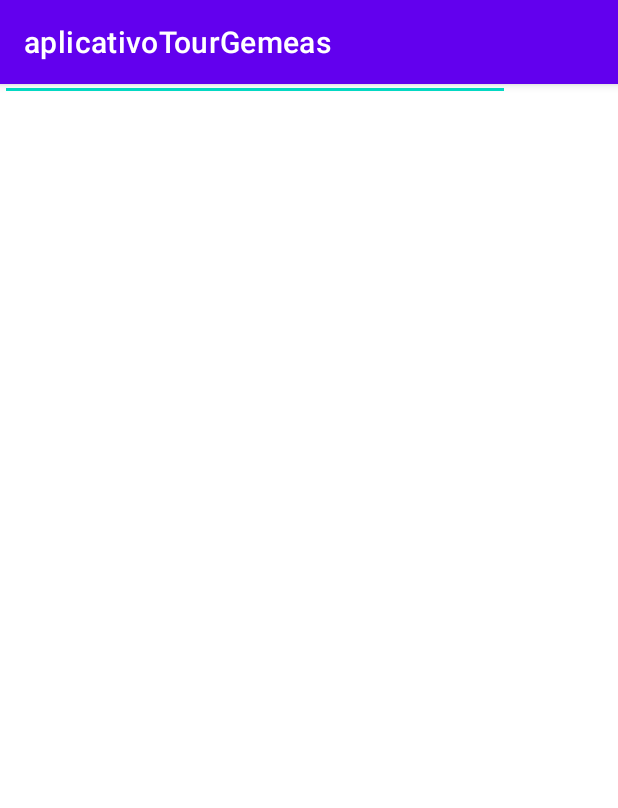
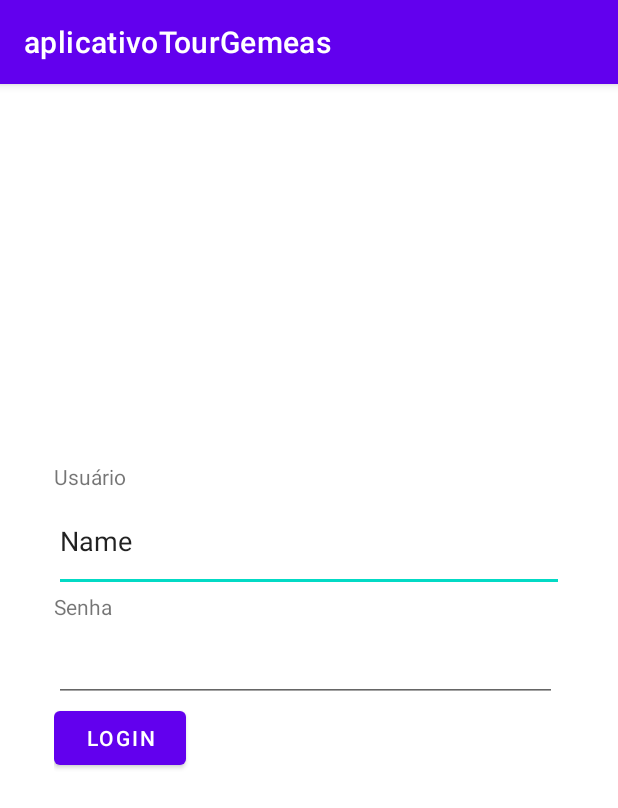
Before and after one commit to mjmdl/tour-cidades-gemeas, an Android app: the LoginActivity screen opened directly, with no data from a screen before it, on a phone screen of 412 x 824 dp. Shown: the top 808 px of the screen. Run offline under Robolectric (Android 15) with nearby library versions, the phone set to English and light mode, and no system bars.

Commit message:
Tela mapa + login

```diff
--- a/aplicativoTourGemeas/app/build.gradle.kts
+++ b/aplicativoTourGemeas/app/build.gradle.kts
@@ -51,4 +51,5 @@ dependencies {
     testImplementation(libs.junit)
     androidTestImplementation(libs.androidx.junit)
     androidTestImplementation(libs.androidx.espresso.core)
+    implementation("org.osmdroid:osmdroid-android:6.1.20")
 }
--- a/aplicativoTourGemeas/app/src/main/java/com/example/aplicativotourgemeas/LoginActivity.kt
+++ b/aplicativoTourGemeas/app/src/main/java/com/example/aplicativotourgemeas/LoginActivity.kt
@@ -1,5 +1,6 @@
 package com.example.aplicativotourgemeas
 
+import android.content.Intent
 import android.os.Bundle
 import android.widget.Toast
 import androidx.activity.enableEdgeToEdge
@@ -21,9 +22,12 @@ class LoginActivity : AppCompatActivity() {
 
         loginAct.btnLogin.setOnClickListener() {
             if (loginAct.editUsuario.text.toString() == "admin@email.com"
-                && loginAct.editSenha.toString() == "123456") {
+                && loginAct.editSenha.text.toString() == "123456") {
                 Toast.makeText(this, "Login bem-sucedido!", Toast.LENGTH_SHORT).show()
                 // Aqui você pode chamar a próxima tela com Intent
+
+                val intent = Intent(this, TelaMapa::class.java)
+                startActivity(intent)
             } else {
                 Toast.makeText(this, "Email ou senha inválidos!", Toast.LENGTH_SHORT).show()
             }
--- a/aplicativoTourGemeas/app/src/main/res/layout/activity_login.xml
+++ b/aplicativoTourGemeas/app/src/main/res/layout/activity_login.xml
@@ -7,46 +7,49 @@
     android:layout_height="match_parent"
     tools:context=".LoginActivity">
 
+    <LinearLayout
+        android:id="@+id/gridLogin"
+        android:layout_width="wrap_content"
+        android:layout_height="wrap_content"
+        android:orientation="vertical"
+        app:layout_constraintBottom_toBottomOf="parent"
+        app:layout_constraintEnd_toEndOf="parent"
+        app:layout_constraintHorizontal_bias="0.5"
+        app:layout_constraintStart_toStartOf="parent"
+        app:layout_constraintTop_toTopOf="parent"
+        app:layout_constraintVertical_bias="0.5">
+
+        <TextView
+            android:id="@+id/textView2"
+            android:layout_width="wrap_content"
+            android:layout_height="wrap_content"
+            android:text="Usuário" />
+
         <EditText
             android:id="@+id/editUsuario"
             android:layout_width="340dp"
             android:layout_height="67dp"
             android:ems="10"
             android:inputType="text"
-        android:text="Name"
-        tools:layout_editor_absoluteX="24dp"
-        tools:layout_editor_absoluteY="244dp" />
+            android:text="Name" />
 
         <TextView
             android:id="@+id/textView"
             android:layout_width="wrap_content"
             android:layout_height="wrap_content"
-        android:text="Senha"
-        tools:layout_editor_absoluteX="29dp"
-        tools:layout_editor_absoluteY="365dp" />
+            android:text="Senha" />
 
         <EditText
             android:id="@+id/editSenha"
             android:layout_width="335dp"
             android:layout_height="54dp"
             android:ems="10"
-        android:inputType="textPassword"
-        tools:layout_editor_absoluteX="29dp"
-        tools:layout_editor_absoluteY="393dp" />
+            android:inputType="textPassword" />
 
         <Button
             android:id="@+id/btnLogin"
             android:layout_width="wrap_content"
             android:layout_height="wrap_content"
-        android:text="Login"
-        tools:layout_editor_absoluteX="161dp"
-        tools:layout_editor_absoluteY="501dp" />
-
-    <TextView
-        android:id="@+id/textView2"
-        android:layout_width="wrap_content"
-        android:layout_height="wrap_content"
-        android:text="Usuário"
-        tools:layout_editor_absoluteX="24dp"
-        tools:layout_editor_absoluteY="218dp" />
+            android:text="Login" />
+    </LinearLayout>
 </androidx.constraintlayout.widget.ConstraintLayout>
```
Also changed, not shown: aplicativoTourGemeas/app/src/main/AndroidManifest.xml (+14 -5 lines), aplicativoTourGemeas/app/src/main/java/com/example/aplicativotourgemeas/TelaEnigmas.kt (added, +23 -0 lines), aplicativoTourGemeas/app/src/main/java/com/example/aplicativotourgemeas/TelaMapa.kt (added, +61 -0 lines), aplicativoTourGemeas/app/src/main/java/com/example/aplicativotourgemeas/TelaPerfil.kt (added, +23 -0 lines), aplicativoTourGemeas/app/src/main/res/layout/activity_tela_enigmas.xml (added, +23 -0 lines), aplicativoTourGemeas/app/src/main/res/layout/activity_tela_mapa.xml (added, +53 -0 lines), aplicativoTourGemeas/app/src/main/res/layout/activity_tela_perfil.xml (added, +23 -0 lines). Lines whose indentation alone changed are shown as unchanged.
